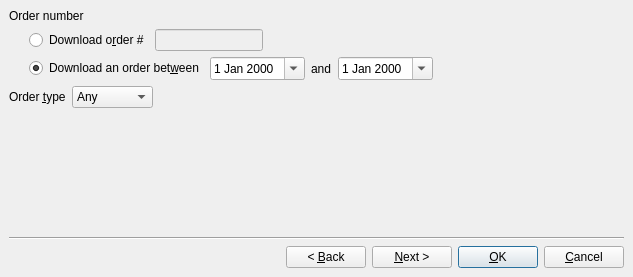
Old version of the form src/importorderdialog.ui in the repository rgriebl/brickstore.
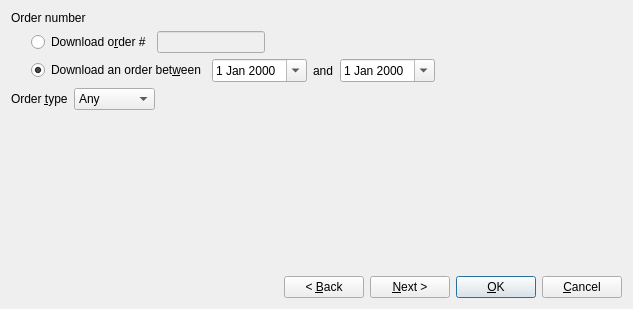
New version of the form. The open tabs and pages were chosen to show the change.

```diff
--- a/src/importorderdialog.ui
+++ b/src/importorderdialog.ui
@@ -7,7 +7,7 @@
     <x>0</x>
     <y>0</y>
     <width>633</width>
-    <height>277</height>
+    <height>309</height>
    </rect>
   </property>
   <property name="windowTitle">
@@ -17,12 +17,6 @@
    <bool>false</bool>
   </property>
   <layout class="QVBoxLayout">
-   <property name="spacing">
-    <number>6</number>
-   </property>
-   <property name="margin">
-    <number>9</number>
-   </property>
    <item>
     <widget class="QStackedWidget" name="w_stack">
      <property name="currentIndex">
@@ -30,9 +24,6 @@
      </property>
      <widget class="QWidget" name="page">
       <layout class="QVBoxLayout">
-       <property name="spacing">
-        <number>6</number>
-       </property>
        <property name="margin">
         <number>0</number>
        </property>
@@ -45,20 +36,8 @@
        </item>
        <item>
         <layout class="QGridLayout">
-         <property name="margin">
-          <number>0</number>
-         </property>
-         <property name="spacing">
-          <number>6</number>
-         </property>
          <item row="1" column="1">
           <layout class="QHBoxLayout">
-           <property name="spacing">
-            <number>6</number>
-           </property>
-           <property name="margin">
-            <number>0</number>
-           </property>
            <item>
             <widget class="QRadioButton" name="w_by_date">
              <property name="text">
@@ -126,12 +105,6 @@
          </item>
          <item row="0" column="1">
           <layout class="QHBoxLayout">
-           <property name="spacing">
-            <number>6</number>
-           </property>
-           <property name="margin">
-            <number>0</number>
-           </property>
            <item>
             <widget class="QRadioButton" name="w_by_number">
              <property name="text">
@@ -180,12 +153,6 @@
        </item>
        <item>
         <layout class="QHBoxLayout">
-         <property name="spacing">
-          <number>6</number>
-         </property>
-         <property name="margin">
-          <number>0</number>
-         </property>
          <item>
           <widget class="QLabel" name="textLabel2">
            <property name="text">
@@ -327,27 +294,8 @@
      </widget>
     </widget>
    </item>
-   <item>
-    <widget class="Line" name="line2">
-     <property name="frameShape">
-      <enum>QFrame::HLine</enum>
-     </property>
-     <property name="frameShadow">
-      <enum>QFrame::Sunken</enum>
-     </property>
-     <property name="orientation">
-      <enum>Qt::Horizontal</enum>
-     </property>
-    </widget>
-   </item>
    <item>
     <layout class="QHBoxLayout">
-     <property name="spacing">
-      <number>6</number>
-     </property>
-     <property name="margin">
-      <number>0</number>
-     </property>
      <item>
       <spacer>
        <property name="orientation">
```
Left out of the diff: 8 changed lines with no effect on the pictures.
